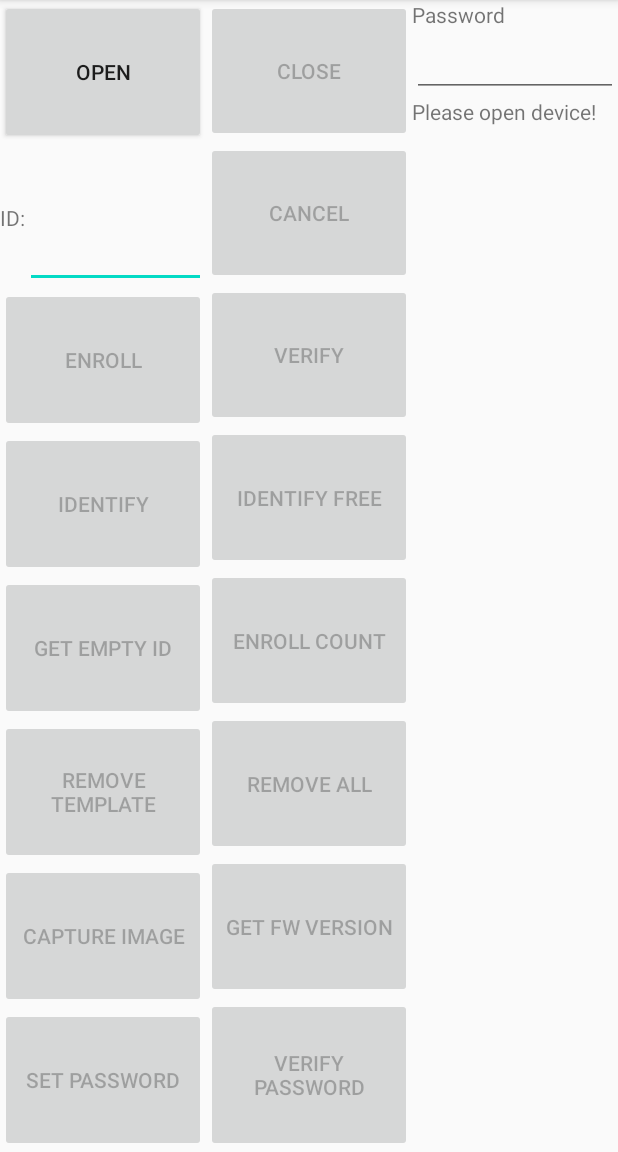
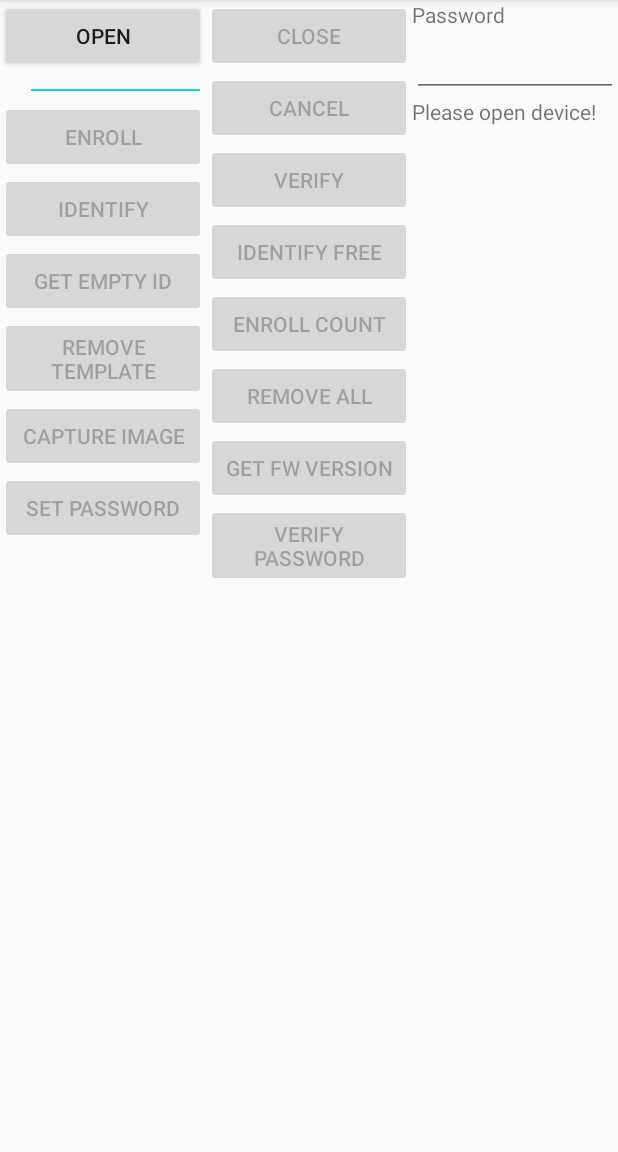
Before and after one commit to majudhu/gt168-kotlin, an Android app: the screen it shows after launch (MainActivity), on a phone screen of 412 x 824 dp, the part 84-1236 px from its top. Run offline under Robolectric (Android 15) with nearby library versions, the phone set to English and light mode, and no system bars; 1 statement that could not run was skipped.

Commit message:
satisfy android linter

```diff
--- a/app/src/main/res/layout/activity_main.xml
+++ b/app/src/main/res/layout/activity_main.xml
@@ -2,10 +2,12 @@
 <LinearLayout xmlns:android="http://schemas.android.com/apk/res/android"
     xmlns:app="http://schemas.android.com/apk/res-auto"
     xmlns:tools="http://schemas.android.com/tools"
+    tools:ignore="HardcodedText"
     android:layout_width="match_parent"
     android:layout_height="match_parent"
     tools:context=".MainActivity"
-    android:orientation="horizontal">
+    android:orientation="horizontal"
+    android:baselineAligned="false">
 
     <LinearLayout
         android:layout_width="match_parent"
@@ -16,77 +18,71 @@
         <Button
             android:id="@+id/btnOpen"
             android:layout_width="match_parent"
-            android:layout_height="match_parent"
-            android:layout_weight="1"
+            android:layout_height="wrap_content"
             android:onClick="openDevice"
             android:text="Open" />
 
         <LinearLayout
             android:layout_width="match_parent"
-            android:layout_height="match_parent"
-            android:layout_weight="1"
+            android:layout_height="wrap_content"
             android:orientation="horizontal">
 
             <TextView
                 android:id="@+id/textView"
                 android:layout_width="wrap_content"
                 android:layout_height="wrap_content"
+                android:labelFor="@+id/txtId"
                 android:text="ID:" />
 
             <EditText
                 android:id="@+id/txtId"
-                android:layout_width="match_parent"
+                android:layout_width="0dp"
                 android:layout_height="match_parent"
                 android:layout_weight="1"
                 android:ems="10"
+                android:importantForAutofill="no"
                 android:inputType="number" />
         </LinearLayout>
 
         <Button
             android:id="@+id/btnEnroll"
             android:layout_width="match_parent"
-            android:layout_height="match_parent"
-            android:layout_weight="1"
+            android:layout_height="wrap_content"
             android:enabled="false"
             android:text="Enroll" />
 
         <Button
             android:id="@+id/btnIdentify"
             android:layout_width="match_parent"
-            android:layout_height="match_parent"
-            android:layout_weight="1"
+            android:layout_height="wrap_content"
             android:enabled="false"
             android:text="Identify" />
 
         <Button
             android:id="@+id/btnEmptyId"
             android:layout_width="match_parent"
-            android:layout_height="match_parent"
-            android:layout_weight="1"
+            android:layout_height="wrap_content"
             android:enabled="false"
             android:text="Get Empty ID" />
 
         <Button
             android:id="@+id/btnRemoveTemplate"
             android:layout_width="match_parent"
-            android:layout_height="match_parent"
-            android:layout_weight="1"
+            android:layout_height="wrap_content"
             android:enabled="false"
             android:text="Remove Template" />
 
         <Button
             android:id="@+id/btnCaptureImage"
             android:layout_width="match_parent"
-            android:layout_height="match_parent"
-            android:layout_weight="1"
+            android:layout_height="wrap_content"
             android:enabled="false"
             android:text="Capture Image" />
 
         <Button
             android:id="@+id/btnSetPassword"
             android:layout_width="match_parent"
-            android:layout_height="match_parent"
-            android:layout_weight="1"
+            android:layout_height="wrap_content"
             android:enabled="false"
             android:text="Set Password" />
 
@@ -102,7 +98,6 @@
             android:id="@+id/btnClose"
             android:layout_width="match_parent"
             android:layout_height="wrap_content"
-            android:layout_weight="1"
             android:enabled="false"
             android:text="Close" />
 
@@ -110,7 +105,6 @@
             android:id="@+id/btnCancel"
             android:layout_width="match_parent"
             android:layout_height="wrap_content"
-            android:layout_weight="1"
             android:enabled="false"
             android:text="@android:string/cancel" />
 
@@ -118,7 +112,6 @@
             android:id="@+id/btnVerify"
             android:layout_width="match_parent"
             android:layout_height="wrap_content"
-            android:layout_weight="1"
             android:enabled="false"
             android:text="Verify" />
 
@@ -126,7 +119,6 @@
             android:id="@+id/btnIdentifyFree"
             android:layout_width="match_parent"
             android:layout_height="wrap_content"
-            android:layout_weight="1"
             android:enabled="false"
             android:text="Identify Free" />
 
@@ -134,7 +126,6 @@
             android:id="@+id/btnEnrollCount"
             android:layout_width="match_parent"
             android:layout_height="wrap_content"
-            android:layout_weight="1"
             android:enabled="false"
             android:text="Enroll Count" />
 
@@ -142,7 +133,6 @@
             android:id="@+id/btnRemoveAll"
             android:layout_width="match_parent"
             android:layout_height="wrap_content"
-            android:layout_weight="1"
             android:enabled="false"
             android:text="Remove All" />
 
@@ -150,7 +140,6 @@
             android:id="@+id/btnGetFwVersion"
             android:layout_width="match_parent"
             android:layout_height="wrap_content"
-            android:layout_weight="1"
             android:enabled="false"
             android:text="Get FW Version" />
 
@@ -158,7 +147,6 @@
             android:id="@+id/btnVerifyPassword"
             android:layout_width="match_parent"
             android:layout_height="wrap_content"
-            android:layout_weight="1"
             android:enabled="false"
             android:text="Verify Password" />
     </LinearLayout>
@@ -173,6 +161,7 @@
             android:id="@+id/textView2"
             android:layout_width="match_parent"
             android:layout_height="wrap_content"
+            android:labelFor="@+id/editText"
             android:text="Password" />
 
         <EditText
@@ -180,7 +169,8 @@
             android:layout_width="match_parent"
             android:layout_height="wrap_content"
             android:ems="10"
-            android:inputType="textPersonName" />
+            android:inputType="textPersonName"
+            android:importantForAutofill="no" />
 
         <TextView
             android:id="@+id/txtStatus"
```
